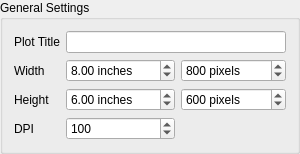
The window that mtpy/gui/SmartMT/ui_asset/groupbox_common.ui (MTgeophysics/mtpy) describes before a commit, drawn with Qt 5.
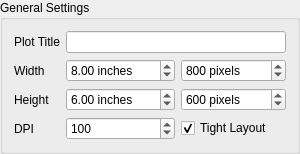
The same window after the commit.

Commit message: implemented size settings for all plot as part of common settings

Patch:
```diff
--- a/mtpy/gui/SmartMT/ui_asset/groupbox_common.ui
+++ b/mtpy/gui/SmartMT/ui_asset/groupbox_common.ui
@@ -156,6 +156,16 @@
      </property>
     </widget>
    </item>
+   <item row="3" column="2">
+    <widget class="QCheckBox" name="checkBox_tight_layout">
+     <property name="text">
+      <string>Tight Layout</string>
+     </property>
+     <property name="checked">
+      <bool>true</bool>
+     </property>
+    </widget>
+   </item>
   </layout>
  </widget>
  <resources/>
```
The commit also changes 3 other files.
